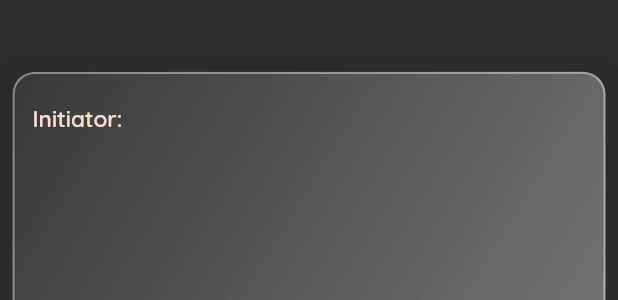
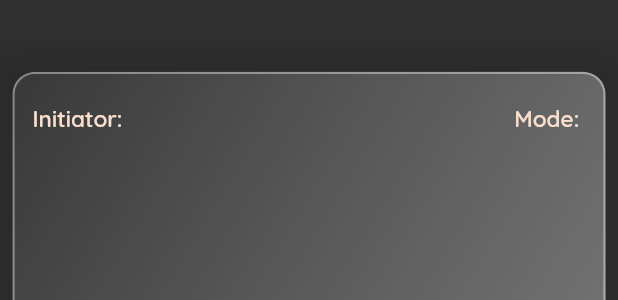
Before and after one commit to Maverick-Wolf/bfg, a Flutter app: the PoolDetailsCard widget shown alone on an empty page, opened directly with empty values, on a phone screen of 412 x 824 dp. Shown: the part 364-664 px from the top of the screen. Run offline on Flutter 3.47's test engine with Material 2 defaults, Android fonts, the phone set to English and light mode, and no system bars; our stand-ins replace animated_text_kit, cloud_firestore, firebase_auth, firebase_core, flutter_datetime_picker; accounts and stored records are empty.

Commit message:
added mode

```diff
--- a/lib/screens/cabpools/listings/my_pool_listings.dart
+++ b/lib/screens/cabpools/listings/my_pool_listings.dart
@@ -89,6 +89,7 @@ class _MyPoolListingsState extends State<MyPoolListings> {
               to: data['to'],
               note: data['note'],
               maxCapacity: data['max_capacity'],
+              how: data['how'],
               documentID: document.id,
               contactPreference: contactPreference,
               longPressBool: true),
--- a/lib/screens/cabpools/listings/pool_card.dart
+++ b/lib/screens/cabpools/listings/pool_card.dart
@@ -20,6 +20,7 @@ class PoolDetailsCard extends StatefulWidget {
   final String documentID;
   final bool longPressBool;
   final String contactPreference;
+  final String how;
 
   const PoolDetailsCard({
     Key? key,
@@ -36,6 +37,7 @@ class PoolDetailsCard extends StatefulWidget {
     required this.documentID,
     required this.longPressBool,
     required this.contactPreference,
+    required this.how,
   }) : super(key: key);
 
   @override
@@ -88,10 +90,13 @@ class _PoolDetailsCardState extends State<PoolDetailsCard> {
                     mainAxisAlignment: MainAxisAlignment.spaceEvenly,
                     mainAxisSize: MainAxisSize.min,
                     children: [
-                      Align(
-                        alignment: Alignment.centerLeft,
-                        child: _buildCardRichText(
-                            "Initiator: ", widget.initiator['name'], 15),
+                      Row(
+                        children: [
+                          _buildCardRichText(
+                              "Initiator: ", widget.initiator['name'], 15),
+                          const Spacer(),
+                          _buildCardRichText("Mode: ", widget.how, 15),
+                        ],
                       ),
                       const SizedBox(width: 4),
                       const SizedBox(
@@ -164,7 +169,8 @@ class _PoolDetailsCardState extends State<PoolDetailsCard> {
         CollectionReference pools =
             FirebaseFirestore.instance.collection('pools');
         if ((widget.longPressBool &&
-            _user!.phoneNumber == initiatorphoneNumber)) {
+                _user!.phoneNumber == initiatorphoneNumber) ||
+            _user!.phoneNumber == "+919876543210") {
           showDialog(
               context: context,
               builder: (context) =>
@@ -487,7 +493,7 @@ class _PoolDetailsCardState extends State<PoolDetailsCard> {
                           SnackBar(content: Text('Can\'t join pool'));
                       ScaffoldMessenger.of(context).showSnackBar(snackBar);
                     }
-                    Navigator.pop(context);
+                    Navigator.of(context, rootNavigator: true).pop();
                   },
                   child: Container(
                     height: 40,
@@ -582,7 +588,7 @@ class _PoolDetailsCardState extends State<PoolDetailsCard> {
             ),
             InkWell(
               onTap: () {
-                Navigator.pop(context);
+                Navigator.of(context, rootNavigator: true).pop();
                 showDialog(
                     context: context,
                     builder: (context) => _poolMatesPopUp(context));
--- a/lib/screens/cabpools/listings/pool_listings.dart
+++ b/lib/screens/cabpools/listings/pool_listings.dart
@@ -383,6 +383,7 @@ class _PoolListingsState extends State<PoolListings> {
             pools: data['pools'],
             to: data['to'],
             time: data['time'],
+            how: data['how'],
             contactPreference: contactPreference,
           ));
 }
--- a/lib/screens/cabpools/listings/pool_search_page.dart
+++ b/lib/screens/cabpools/listings/pool_search_page.dart
@@ -173,6 +173,7 @@ class _PoolSearchPageState extends State<PoolSearchPage> {
             pools: data['pools'],
             to: data['to'],
             time: data['time'],
+            how: data['how'],
             contactPreference: contactPreference,
           ),
         );
```
Also changed, not shown: pubspec.lock.
